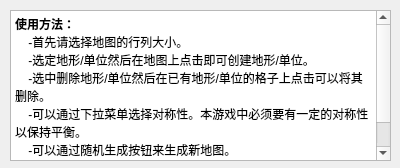
This is src/deep_blue/helpdlg2.ui in EESAST/teamstyle16 as Qt 5 draws it before an edit. The edited form follows.
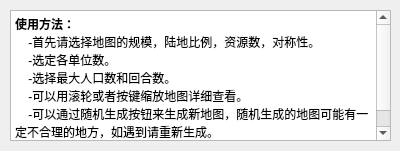
This is the edited form.

What changed in the file:
```diff
--- a/src/deep_blue/helpdlg2.ui
+++ b/src/deep_blue/helpdlg2.ui
@@ -7,7 +7,7 @@
     <x>0</x>
     <y>0</y>
     <width>400</width>
-    <height>168</height>
+    <height>151</height>
    </rect>
   </property>
   <property name="windowTitle">
@@ -19,7 +19,7 @@
      <x>10</x>
      <y>10</y>
      <width>381</width>
-     <height>151</height>
+     <height>131</height>
     </rect>
    </property>
    <property name="html">
@@ -28,13 +28,12 @@
 p, li { white-space: pre-wrap; }
 &lt;/style&gt;&lt;/head&gt;&lt;body style=&quot; font-family:'SimSun'; font-size:9pt; font-weight:400; font-style:normal;&quot;&gt;
 &lt;p style=&quot; margin-top:0px; margin-bottom:0px; margin-left:0px; margin-right:0px; -qt-block-indent:0; text-indent:0px;&quot;&gt;&lt;span style=&quot; font-weight:600;&quot;&gt;使用方法：&lt;/span&gt;&lt;/p&gt;
-&lt;p style=&quot; margin-top:0px; margin-bottom:0px; margin-left:0px; margin-right:0px; -qt-block-indent:0; text-indent:0px;&quot;&gt;    -首先请选择地图的行列大小。&lt;/p&gt;
-&lt;p style=&quot; margin-top:0px; margin-bottom:0px; margin-left:0px; margin-right:0px; -qt-block-indent:0; text-indent:0px;&quot;&gt;    -选定地形/单位然后在地图上点击即可创建地形/单位。&lt;/p&gt;
-&lt;p style=&quot; margin-top:0px; margin-bottom:0px; margin-left:0px; margin-right:0px; -qt-block-indent:0; text-indent:0px;&quot;&gt;    -选中删除地形/单位然后在已有地形/单位的格子上点击可以将其删除。&lt;/p&gt;
-&lt;p style=&quot; margin-top:0px; margin-bottom:0px; margin-left:0px; margin-right:0px; -qt-block-indent:0; text-indent:0px;&quot;&gt;    -可以通过下拉菜单选择对称性。本游戏中必须要有一定的对称性以保持平衡。&lt;/p&gt;
-&lt;p style=&quot; margin-top:0px; margin-bottom:0px; margin-left:0px; margin-right:0px; -qt-block-indent:0; text-indent:0px;&quot;&gt;    -可以通过随机生成按钮来生成新地图。&lt;/p&gt;
-&lt;p style=&quot; margin-top:0px; margin-bottom:0px; margin-left:0px; margin-right:0px; -qt-block-indent:0; text-indent:0px;&quot;&gt;    -可以打开已有地图进行编辑，一定记得保存。&lt;/p&gt;
-&lt;p style=&quot; margin-top:0px; margin-bottom:0px; margin-left:0px; margin-right:0px; -qt-block-indent:0; text-indent:0px;&quot;&gt;    &lt;/p&gt;&lt;/body&gt;&lt;/html&gt;</string>
+&lt;p style=&quot; margin-top:0px; margin-bottom:0px; margin-left:0px; margin-right:0px; -qt-block-indent:0; text-indent:0px;&quot;&gt;    -首先请选择地图的规模，陆地比例，资源数，对称性。&lt;/p&gt;
+&lt;p style=&quot; margin-top:0px; margin-bottom:0px; margin-left:0px; margin-right:0px; -qt-block-indent:0; text-indent:0px;&quot;&gt;    -选定各单位数。&lt;/p&gt;
+&lt;p style=&quot; margin-top:0px; margin-bottom:0px; margin-left:0px; margin-right:0px; -qt-block-indent:0; text-indent:0px;&quot;&gt;    -选择最大人口数和回合数。&lt;/p&gt;
+&lt;p style=&quot; margin-top:0px; margin-bottom:0px; margin-left:0px; margin-right:0px; -qt-block-indent:0; text-indent:0px;&quot;&gt;    -可以用滚轮或者按键缩放地图详细查看。&lt;/p&gt;
+&lt;p style=&quot; margin-top:0px; margin-bottom:0px; margin-left:0px; margin-right:0px; -qt-block-indent:0; text-indent:0px;&quot;&gt;    -可以通过随机生成按钮来生成新地图，随机生成的地图可能有一定不合理的地方，如遇到请重新生成。&lt;/p&gt;
+&lt;p style=&quot; margin-top:0px; margin-bottom:0px; margin-left:0px; margin-right:0px; -qt-block-indent:0; text-indent:0px;&quot;&gt;    -一定记得保存。&lt;/p&gt;&lt;/body&gt;&lt;/html&gt;</string>
    </property>
   </widget>
  </widget>
```
